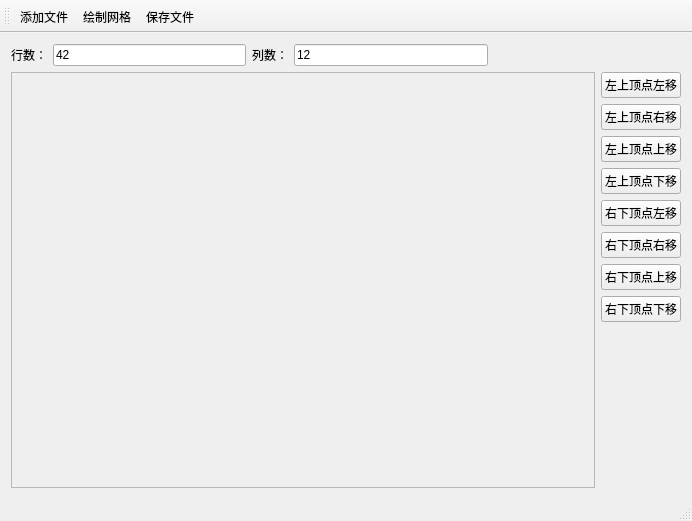
Above: mainwindow.ui from lujiajingcn/IconCutter before the change. Below: the same form after it.
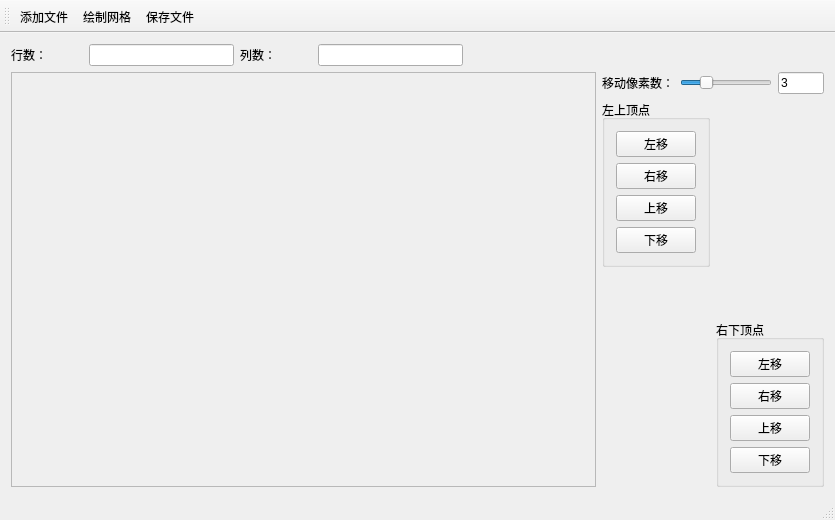
That is the form after the change.

Commit message: 添加功能： 可以设置移动的像素数。

The edit to the form file:
```diff
--- a/mainwindow.ui
+++ b/mainwindow.ui
@@ -6,17 +6,17 @@
    <rect>
     <x>0</x>
     <y>0</y>
-    <width>692</width>
-    <height>521</height>
+    <width>835</width>
+    <height>520</height>
    </rect>
   </property>
   <property name="windowTitle">
    <string>MainWindow</string>
   </property>
   <widget class="QWidget" name="centralWidget">
-   <layout class="QGridLayout" name="gridLayout_4">
+   <layout class="QGridLayout" name="gridLayout_10">
     <item row="0" column="0">
-     <layout class="QGridLayout" name="gridLayout_2">
+     <layout class="QGridLayout" name="gridLayout_2" columnstretch="1,2,1,2,5">
       <item row="0" column="0">
        <widget class="QLabel" name="label_2">
         <property name="text">
@@ -27,7 +27,7 @@
       <item row="0" column="1">
        <widget class="QLineEdit" name="leRowCount">
         <property name="text">
-         <string>42</string>
+         <string/>
         </property>
        </widget>
       </item>
@@ -41,7 +41,7 @@
       <item row="0" column="3">
        <widget class="QLineEdit" name="leColumnCount">
         <property name="text">
-         <string>12</string>
+         <string/>
         </property>
        </widget>
       </item>
@@ -61,80 +61,7 @@
      </layout>
     </item>
     <item row="1" column="0">
-     <layout class="QGridLayout" name="gridLayout_3">
-      <item row="0" column="1">
-       <layout class="QGridLayout" name="gridLayout">
-        <item row="1" column="0">
-         <widget class="QPushButton" name="btnLTMoveRight">
-          <property name="text">
-           <string>左上顶点右移</string>
-          </property>
-         </widget>
-        </item>
-        <item row="3" column="0">
-         <widget class="QPushButton" name="btnLTMoveDown">
-          <property name="text">
-           <string>左上顶点下移</string>
-          </property>
-         </widget>
-        </item>
-        <item row="6" column="0">
-         <widget class="QPushButton" name="btnRBMoveUp">
-          <property name="text">
-           <string>右下顶点上移</string>
-          </property>
-         </widget>
-        </item>
-        <item row="5" column="0">
-         <widget class="QPushButton" name="btnRBMoveRight">
-          <property name="text">
-           <string>右下顶点右移</string>
-          </property>
-         </widget>
-        </item>
-        <item row="0" column="0">
-         <widget class="QPushButton" name="btnLTMoveLeft">
-          <property name="text">
-           <string>左上顶点左移</string>
-          </property>
-         </widget>
-        </item>
-        <item row="4" column="0">
-         <widget class="QPushButton" name="btnRBMoveLeft">
-          <property name="text">
-           <string>右下顶点左移</string>
-          </property>
-         </widget>
-        </item>
-        <item row="8" column="0">
-         <spacer name="verticalSpacer">
-          <property name="orientation">
-           <enum>Qt::Vertical</enum>
-          </property>
-          <property name="sizeHint" stdset="0">
-           <size>
-            <width>20</width>
-            <height>40</height>
-           </size>
-          </property>
-         </spacer>
-        </item>
-        <item row="2" column="0">
-         <widget class="QPushButton" name="btnLTMoveUp">
-          <property name="text">
-           <string>左上顶点上移</string>
-          </property>
-         </widget>
-        </item>
-        <item row="7" column="0">
-         <widget class="QPushButton" name="btnRBMoveDown">
-          <property name="text">
-           <string>右下顶点下移</string>
-          </property>
-         </widget>
-        </item>
-       </layout>
-      </item>
+     <layout class="QGridLayout" name="gridLayout_9" columnstretch="5,1">
       <item row="0" column="0">
        <widget class="QScrollArea" name="scrollArea">
         <property name="widgetResizable">
@@ -145,8 +72,8 @@
           <rect>
            <x>0</x>
            <y>0</y>
-           <width>558</width>
-           <height>389</height>
+           <width>553</width>
+           <height>388</height>
           </rect>
          </property>
          <layout class="QVBoxLayout" name="verticalLayout">
@@ -161,6 +88,159 @@
         </widget>
        </widget>
       </item>
+      <item row="0" column="1">
+       <layout class="QGridLayout" name="gridLayout_8">
+        <item row="0" column="0">
+         <layout class="QGridLayout" name="gridLayout_3" columnstretch="1,2,1" columnminimumwidth="0,0,0">
+          <item row="0" column="0">
+           <widget class="QLabel" name="label_4">
+            <property name="text">
+             <string>移动像素数：</string>
+            </property>
+           </widget>
+          </item>
+          <item row="0" column="1">
+           <widget class="QSlider" name="horizontalSlider">
+            <property name="minimum">
+             <number>1</number>
+            </property>
+            <property name="maximum">
+             <number>9</number>
+            </property>
+            <property name="pageStep">
+             <number>3</number>
+            </property>
+            <property name="value">
+             <number>3</number>
+            </property>
+            <property name="orientation">
+             <enum>Qt::Horizontal</enum>
+            </property>
+           </widget>
+          </item>
+          <item row="0" column="2">
+           <widget class="QLineEdit" name="leStepNum">
+            <property name="text">
+             <string>3</string>
+            </property>
+           </widget>
+          </item>
+         </layout>
+        </item>
+        <item row="1" column="0">
+         <layout class="QGridLayout" name="gridLayout_7">
+          <item row="0" column="0">
+           <layout class="QGridLayout" name="gridLayout_5">
+            <item row="0" column="0">
+             <widget class="QGroupBox" name="groupBox">
+              <property name="title">
+               <string>左上顶点</string>
+              </property>
+              <layout class="QGridLayout" name="gridLayout">
+               <item row="0" column="0">
+                <widget class="QPushButton" name="btnLTMoveLeft">
+                 <property name="text">
+                  <string>左移</string>
+                 </property>
+                </widget>
+               </item>
+               <item row="1" column="0">
+                <widget class="QPushButton" name="btnLTMoveRight">
+                 <property name="text">
+                  <string>右移</string>
+                 </property>
+                </widget>
+               </item>
+               <item row="2" column="0">
+                <widget class="QPushButton" name="btnLTMoveUp">
+                 <property name="text">
+                  <string>上移</string>
+                 </property>
+                </widget>
+               </item>
+               <item row="3" column="0">
+                <widget class="QPushButton" name="btnLTMoveDown">
+                 <property name="text">
+                  <string>下移</string>
+                 </property>
+                </widget>
+               </item>
+              </layout>
+             </widget>
+            </item>
+            <item row="1" column="0">
+             <spacer name="verticalSpacer">
+              <property name="orientation">
+               <enum>Qt::Vertical</enum>
+              </property>
+              <property name="sizeHint" stdset="0">
+               <size>
+                <width>20</width>
+                <height>40</height>
+               </size>
+              </property>
+             </spacer>
+            </item>
+           </layout>
+          </item>
+          <item row="0" column="1">
+           <layout class="QGridLayout" name="gridLayout_6">
+            <item row="0" column="0">
+             <spacer name="verticalSpacer_2">
+              <property name="orientation">
+               <enum>Qt::Vertical</enum>
+              </property>
+              <property name="sizeHint" stdset="0">
+               <size>
+                <width>20</width>
+                <height>40</height>
+               </size>
+              </property>
+             </spacer>
+            </item>
+            <item row="1" column="0">
+             <widget class="QGroupBox" name="groupBox_2">
+              <property name="title">
+               <string>右下顶点</string>
+              </property>
+              <layout class="QGridLayout" name="gridLayout_4">
+               <item row="0" column="0">
+                <widget class="QPushButton" name="btnRBMoveLeft">
+                 <property name="text">
+                  <string>左移</string>
+                 </property>
+                </widget>
+               </item>
+               <item row="1" column="0">
+                <widget class="QPushButton" name="btnRBMoveRight">
+                 <property name="text">
+                  <string>右移</string>
+                 </property>
+                </widget>
+               </item>
+               <item row="2" column="0">
+                <widget class="QPushButton" name="btnRBMoveUp">
+                 <property name="text">
+                  <string>上移</string>
+                 </property>
+                </widget>
+               </item>
+               <item row="3" column="0">
+                <widget class="QPushButton" name="btnRBMoveDown">
+                 <property name="text">
+                  <string>下移</string>
+                 </property>
+                </widget>
+               </item>
+              </layout>
+             </widget>
+            </item>
+           </layout>
+          </item>
+         </layout>
+        </item>
+       </layout>
+      </item>
      </layout>
     </item>
    </layout>
```
Left out of the diff: 2 changed lines with no effect on the pictures. The commit also changes 3 other files.
